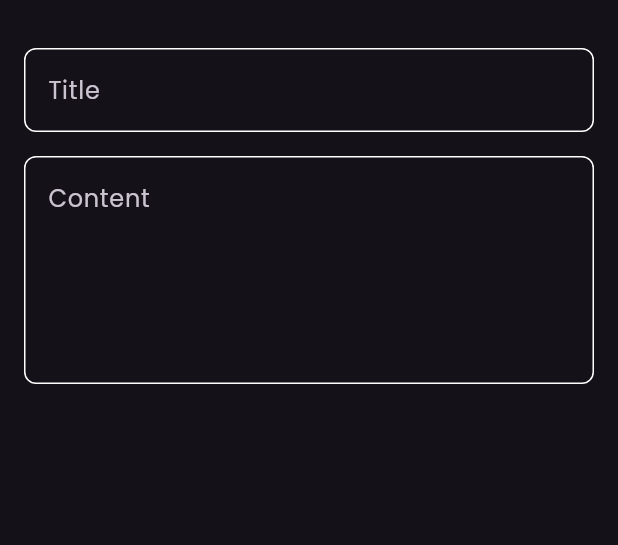
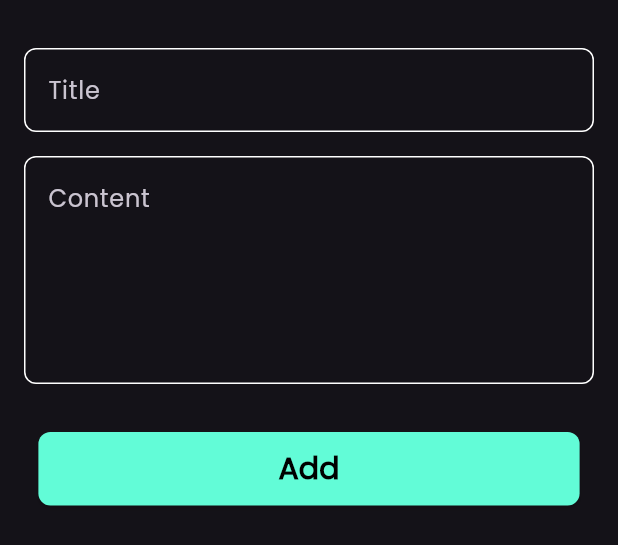
Before and after one commit to Bahaa973/notes_app, a Flutter app: the AddNoteBottomSheet widget shown alone on an empty page, opened directly, on a phone screen of 412 x 824 dp. Shown: the top 545 px of the screen. Run offline on Flutter 3.47's test engine with Material 3 defaults, Android fonts, the phone set to English and light mode, and no system bars.

Commit message:
create custom button and finish notes bottom sheet

```diff
--- a/lib/views/widget/add_note_bottom_sheet.dart
+++ b/lib/views/widget/add_note_bottom_sheet.dart
@@ -1,5 +1,8 @@
 import 'package:flutter/cupertino.dart';
+import 'package:flutter/material.dart';
 import 'package:notes_app/views/widget/custom_text_field.dart';
+
+import 'custom_button.dart';
 
 class AddNoteBottomSheet extends StatelessWidget {
   const AddNoteBottomSheet({super.key});
@@ -8,6 +11,7 @@ class AddNoteBottomSheet extends StatelessWidget {
   Widget build(BuildContext context) {
     return const Padding(
       padding: EdgeInsets.symmetric(horizontal: 16),
+      child: SingleChildScrollView(
         child: Column(
           children: [
             SizedBox(
@@ -23,7 +27,15 @@ class AddNoteBottomSheet extends StatelessWidget {
               hint: 'Content',
               maxLines: 5,
             ),
+            SizedBox(
+              height: 32,
+            ),
+            CustomButton(),
+            SizedBox(
+              height: 16,
+            ),
           ],
+        ),
       ),
     );
   }
--- /dev/null
+++ b/lib/views/widget/custom_button.dart
@@ -0,0 +1,22 @@
+import 'package:flutter/material.dart';
+import 'package:notes_app/constants.dart';
+
+class CustomButton extends StatelessWidget {
+  const CustomButton({super.key});
+
+  @override
+  Widget build(BuildContext context) {
+    return ElevatedButton(
+        onPressed: () {},
+        style: ElevatedButton.styleFrom(
+          backgroundColor: KPrimaryColor,
+          padding: const EdgeInsets.symmetric(horizontal: 160, vertical: 10),
+          shape: RoundedRectangleBorder(borderRadius: BorderRadius.circular(8)),
+        ),
+        child: const Text(
+          'Add',
+          style: TextStyle(
+              color: Colors.black, fontSize: 20, fontWeight: FontWeight.bold),
+        ));
+  }
+}
```
Lines whose indentation alone changed are shown as unchanged.
